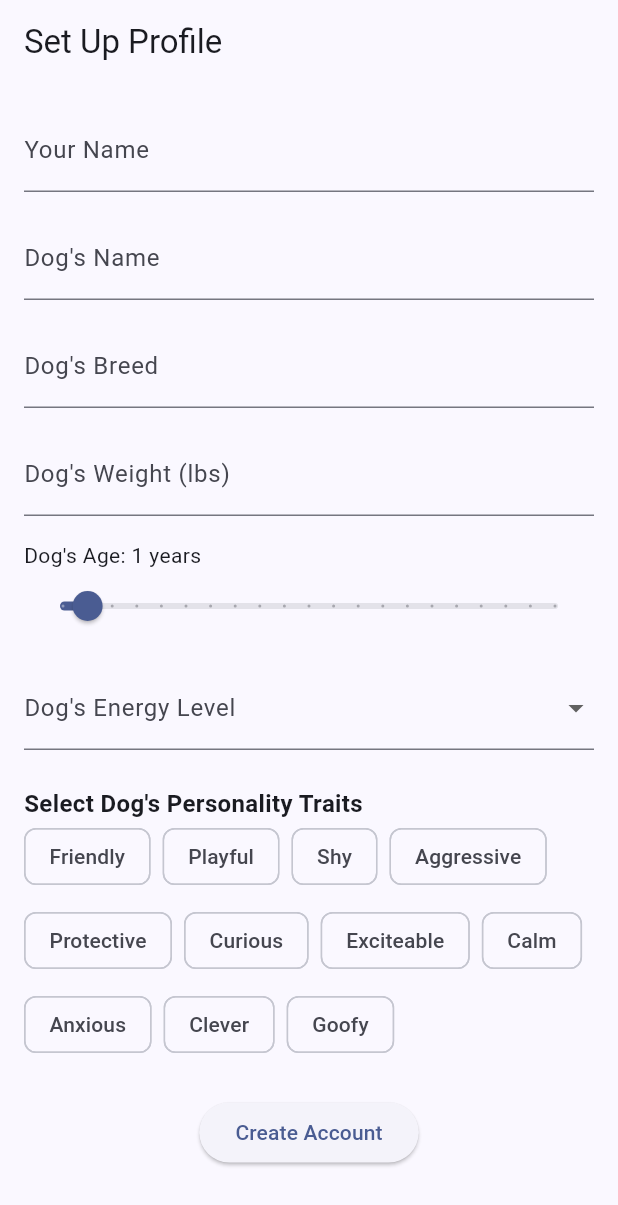
After one commit to dinastyk/playpaws, a Flutter app: the NewProfileSetup screen opened directly, on a phone screen of 412 x 824 dp. The commit adds this screen. Shown: the top 1205 px of the screen. Run offline on Flutter 3.47's test engine with Material 3 defaults, Android fonts, the phone set to English and light mode, and no system bars; our stand-ins replace carousel_slider, cloud_firestore, confetti, faker, firebase_auth, firebase_core and 5 more; accounts and stored records are empty.

Commit message:
Created new Create Account page & Profile Setup w/ functionality

```diff
--- /dev/null
+++ b/flutterDemo/lib/screens/new_profile_setup.dart
@@ -0,0 +1,227 @@
+import 'package:flutter/material.dart';
+import 'package:cloud_firestore/cloud_firestore.dart';
+import 'package:firebase_auth/firebase_auth.dart';
+
+class NewProfileSetup extends StatefulWidget {
+  const NewProfileSetup({Key? key}) : super(key: key);
+
+  @override
+  _NewProfileSetupState createState() => _NewProfileSetupState();
+}
+
+class _NewProfileSetupState extends State<NewProfileSetup> {
+  // Controllers
+  final TextEditingController nameController = TextEditingController();
+  final TextEditingController dogNameController = TextEditingController();
+  final TextEditingController breedController = TextEditingController();
+  final TextEditingController weightController = TextEditingController();
+
+  // Default dog age (slider)
+  double dogAge = 1;
+
+  // Energy level
+  String? selectedEnergyLevel;
+  final List<String> energyLevels = ['Low', 'Medium', 'High'];
+
+  // Dog personality selection
+  final List<String> availablePersonalities = ['Friendly', 'Playful', 'Shy', 'Aggressive', 'Protective',
+    'Curious', 'Exciteable', 'Calm', 'Anxious', 'Clever', 'Goofy'
+    ];
+  List<String> selectedPersonalities = []; // Stores what user selects
+
+  final _formKey = GlobalKey<FormState>();
+
+  Future<void> createAccount() async {
+    final user = FirebaseAuth.instance.currentUser;
+    if (user == null) {
+      ScaffoldMessenger.of(context).showSnackBar(
+        SnackBar(content: Text('Error: No authenticated user found.'))
+      );
+      return;
+    }
+
+    try {
+      // 1. Get number of existing users
+      final usersSnapshot = await FirebaseFirestore.instance.collection('users').get();
+      final existingUserCount = usersSnapshot.docs.length;
+
+      int newUserNumber = existingUserCount + 1;
+      if (newUserNumber <= 50) {
+        newUserNumber = 51; // Force starting at userId51 if users < 50
+      }
+
+      final newUserId = 'userId$newUserNumber';
+      final newDogId = 'dogId$newUserNumber';
+
+      // 2. Create Dog document manually with ID
+      final dogDocRef = FirebaseFirestore.instance.collection('dogs').doc(newDogId);
+      await dogDocRef.set({
+        'name': dogNameController.text.trim(),
+        'breed': breedController.text.trim(),
+        'age': dogAge,
+        'weight': double.parse(weightController.text.trim()),
+        'energyLevel': selectedEnergyLevel,
+        'personality': selectedPersonalities, // <-- SAVE selected traits
+        'dogPictures': [],
+        'createdAt': FieldValue.serverTimestamp(),
+        'updatedAt': FieldValue.serverTimestamp(),
+      });
+
+      // 3. Create User document manually with ID
+      await FirebaseFirestore.instance.collection('users').doc(newUserId).set({
+        'name': nameController.text.trim(),
+        'email': user.email,
+        'uid': user.uid, // Firebase Authentication UID
+        'dog': dogDocRef,
+        'createdAt': FieldValue.serverTimestamp(),
+        'updatedAt': FieldValue.serverTimestamp(),
+        'preferences': {}, // Empty for now
+        'preferredPersonalities': [], // Empty for now
+      });
+
+      ScaffoldMessenger.of(context).showSnackBar(
+        SnackBar(content: Text('Account successfully created!'))
+      );
+
+      Navigator.pop(context);
+
+    } catch (e) {
+      ScaffoldMessenger.of(context).showSnackBar(
+        SnackBar(content: Text('Error creating profile: $e'))
+      );
+    }
+  }
+
+  @override
+  Widget build(BuildContext context) {
+    return Scaffold(
+      appBar: AppBar(
+        title: Text('Set Up Profile'),
+      ),
+      body: Padding(
+        padding: const EdgeInsets.all(16.0),
+        child: Form(
+          key: _formKey,
+          child: SingleChildScrollView(
+            child: Column(
+              crossAxisAlignment: CrossAxisAlignment.start,
+              children: [
+                // Name
+                TextFormField(
+                  controller: nameController,
+                  decoration: InputDecoration(labelText: 'Your Name'),
+                  validator: (value) =>
+                      value == null || value.isEmpty ? 'Please enter your name' : null,
+                ),
+                SizedBox(height: 16),
+
+                // Dog Name
+                TextFormField(
+                  controller: dogNameController,
+                  decoration: InputDecoration(labelText: "Dog's Name"),
+                  validator: (value) =>
+                      value == null || value.isEmpty ? 'Please enter your dog\'s name' : null,
+                ),
+                SizedBox(height: 16),
+
+                // Dog Breed
+                TextFormField(
+                  controller: breedController,
+                  decoration: InputDecoration(labelText: "Dog's Breed"),
+                  validator: (value) =>
+                      value == null || value.isEmpty ? 'Please enter your dog\'s breed' : null,
+                ),
+                SizedBox(height: 16),
+
+                // Dog Weight
+                TextFormField(
+                  controller: weightController,
+                  keyboardType: TextInputType.number,
+                  decoration: InputDecoration(labelText: "Dog's Weight (lbs)"),
+                  validator: (value) =>
+                      value == null || value.isEmpty ? 'Please enter your dog\'s weight' : null,
+                ),
+                SizedBox(height: 16),
+
+                // Dog Age
+                Text('Dog\'s Age: ${dogAge.round()} years'),
+                Slider(
+                  value: dogAge,
+                  min: 0,
+                  max: 20,
+                  divisions: 20,
+                  label: dogAge.round().toString(),
+                  onChanged: (value) {
+                    setState(() {
+                      dogAge = value;
+                    });
+                  },
+                ),
+                SizedBox(height: 16),
+
+                // Dog Energy Level
+                DropdownButtonFormField<String>(
+                  value: selectedEnergyLevel,
+                  decoration: InputDecoration(labelText: 'Dog\'s Energy Level'),
+                  items: energyLevels.map((level) {
+                    return DropdownMenuItem<String>(
+                      value: level,
+                      child: Text(level),
+                    );
+                  }).toList(),
+                  onChanged: (value) {
+                    setState(() {
+                      selectedEnergyLevel = value;
+                    });
+                  },
+                  validator: (value) =>
+                      value == null ? 'Please select dog\'s energy level' : null,
+                ),
+                SizedBox(height: 24),
+
+                // Personality Traits
+                Text(
+                  'Select Dog\'s Personality Traits',
+                  style: TextStyle(fontSize: 16, fontWeight: FontWeight.bold),
+                ),
+                Wrap(
+                  spacing: 8.0,
+                  runSpacing: 8.0,
+                  children: availablePersonalities.map((trait) {
+                    final isSelected = selectedPersonalities.contains(trait);
+                    return ChoiceChip(
+                      label: Text(trait),
+                      selected: isSelected,
+                      onSelected: (selected) {
+                        setState(() {
+                          if (selected) {
+                            selectedPersonalities.add(trait);
+                          } else {
+                            selectedPersonalities.remove(trait);
+                          }
+                        });
+                      },
+                    );
+                  }).toList(),
+                ),
+                SizedBox(height: 24),
+
+                // Submit Button
+                Center(
+                  child: ElevatedButton(
+                    onPressed: () {
+                      if (_formKey.currentState!.validate()) {
+                        createAccount();
+                      }
+                    },
+                    child: Text('Create Account'),
+                  ),
+                )
+              ],
+            ),
+          ),
+        ),
+      ),
+    );
+  }
+}
```
Also changed, not shown: flutterDemo/lib/screens/create_account.dart (added, +132 -0 lines), flutterDemo/lib/screens/login_screen.dart (+41 -5 lines), 1 other file.
